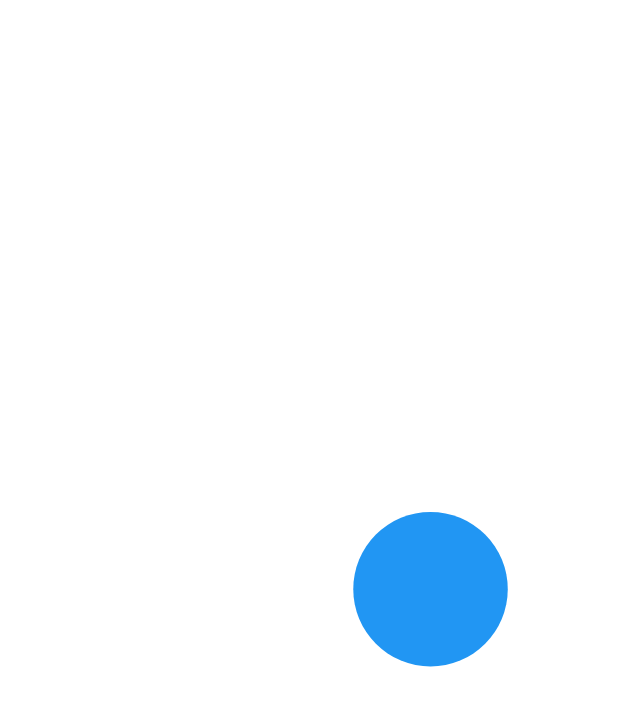
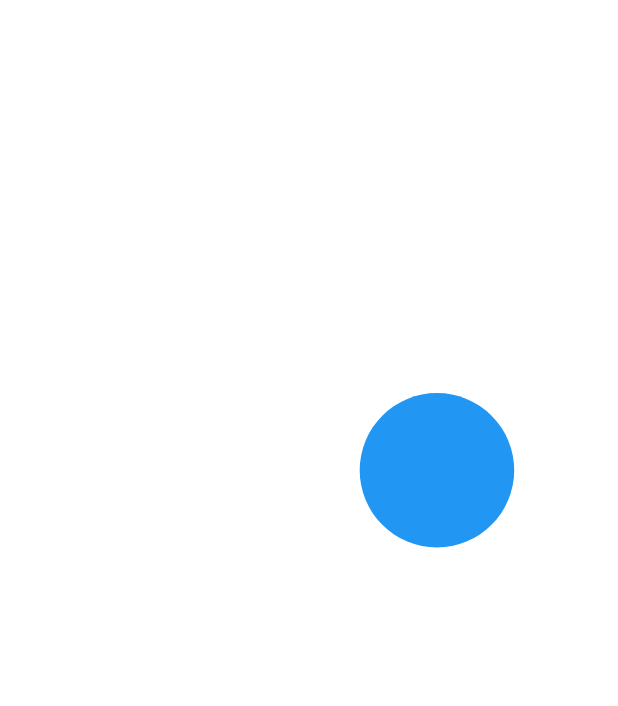
Before and after one commit to a-oboh/flutter-math, a Flutter app: the screen it shows after launch, on a phone screen of 412 x 824 dp. Shown: the top 706 px of the screen. Run offline on Flutter 3.47's test engine with Material 2 defaults, Android fonts, the phone set to English and light mode, and no system bars.

Commit message:
create lissajous curve

```diff
--- a/lib/ui/trig/trig_canvas_2.dart
+++ b/lib/ui/trig/trig_canvas_2.dart
@@ -21,7 +21,7 @@ class _TrigCanvas2State extends State<TrigCanvas2>
     super.initState();
     controller = AnimationController(
       vsync: this,
-      duration: Duration(seconds: 2),
+      duration: Duration(seconds: 3),
     );
 
     animation = Tween<double>(begin: 0.0, end: math.pi * 2).animate(controller)
--- a/lib/ui/trig/trig_paint_circles.dart
+++ b/lib/ui/trig/trig_paint_circles.dart
@@ -21,13 +21,13 @@ class TrigPaintCircle extends CustomPainter {
     double centerY = height * 0.5;
     double centerX = width * 0.4;
     double offsetY = height * 0.4;
-    double radius = 100;
+    double radius = 150;
 
     // double speed = 0.1;
     // double angle = 0;
 
-    var y = centerY + math.sin(angle) * radius;
-    var x = centerX + math.cos(angle) * radius;
+    var y = centerY + math.sin(angle * 3) * radius;
+    var x = centerX + math.cos(angle * 2) * radius;
     Rect rect = Rect.fromLTWH(x, y, width / 4, height / 8);
     canvas.drawArc(rect, 0, math.pi * 2, false, paint);
   }
```
